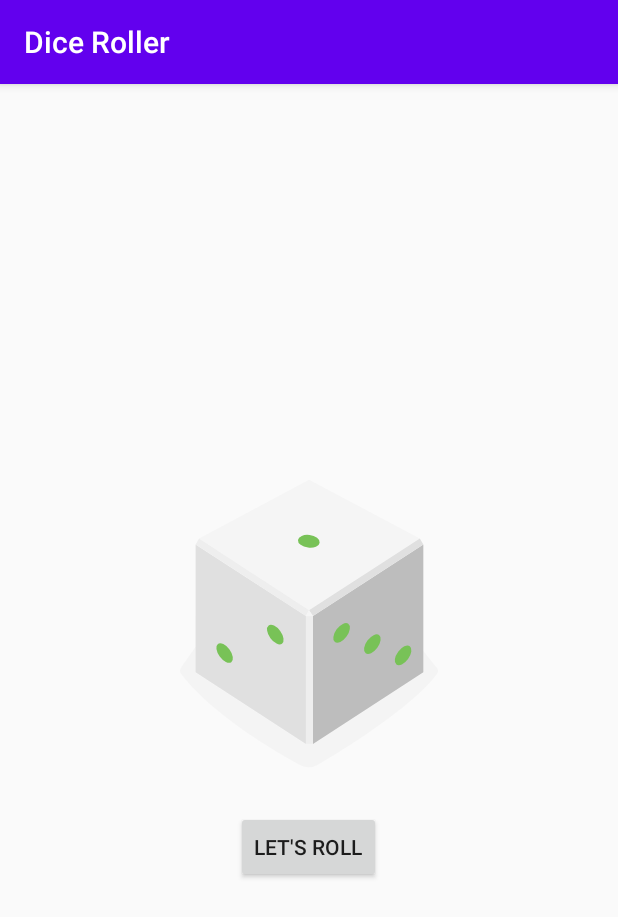
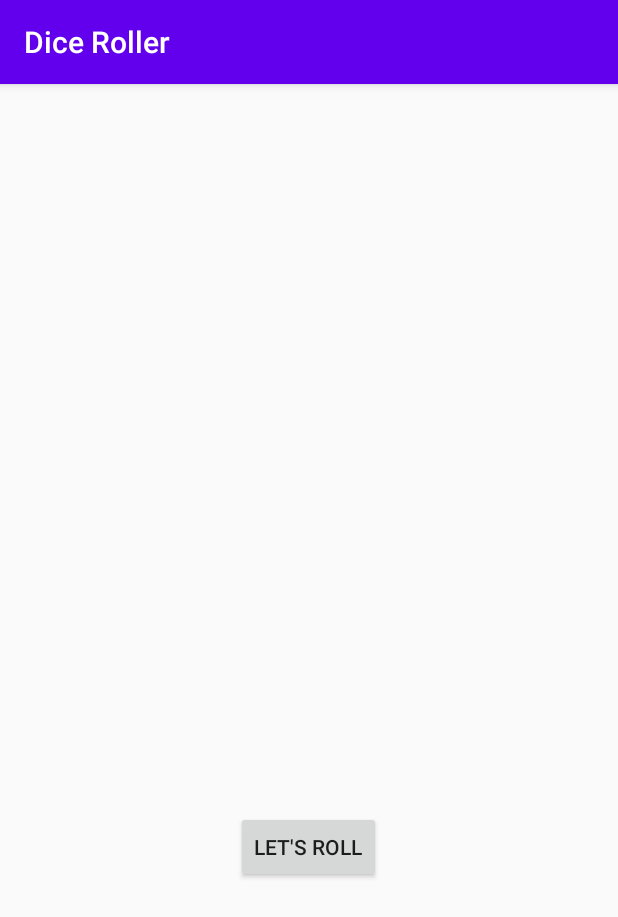
Before and after one commit to aiivy782/DiceRoller, an Android app: the screen it shows after launch (MainActivity), on a phone screen of 412 x 824 dp. Shown: the top 917 px of the screen. Run offline under Robolectric (Android 15) with nearby library versions, the phone set to English and light mode, and no system bars.

Commit message:
minor fixes

```diff
--- a/app/src/main/res/layout/activity_main.xml
+++ b/app/src/main/res/layout/activity_main.xml
@@ -12,13 +12,14 @@
         android:layout_width="wrap_content"
         android:layout_height="wrap_content"
         android:layout_gravity="center_horizontal"
-        android:src="@drawable/dice_1" />
+        android:src="@drawable/empty_dice"
+        tools:src="@drawable/empty_dice" />
 
     <Button
         android:id="@+id/roll_button"
         android:layout_width="wrap_content"
         android:layout_height="wrap_content"
-        android:text="@string/roll"
-        android:layout_gravity="center_horizontal" />
+        android:layout_gravity="center_horizontal"
+        android:text="@string/roll" />
 
 </LinearLayout>
```
